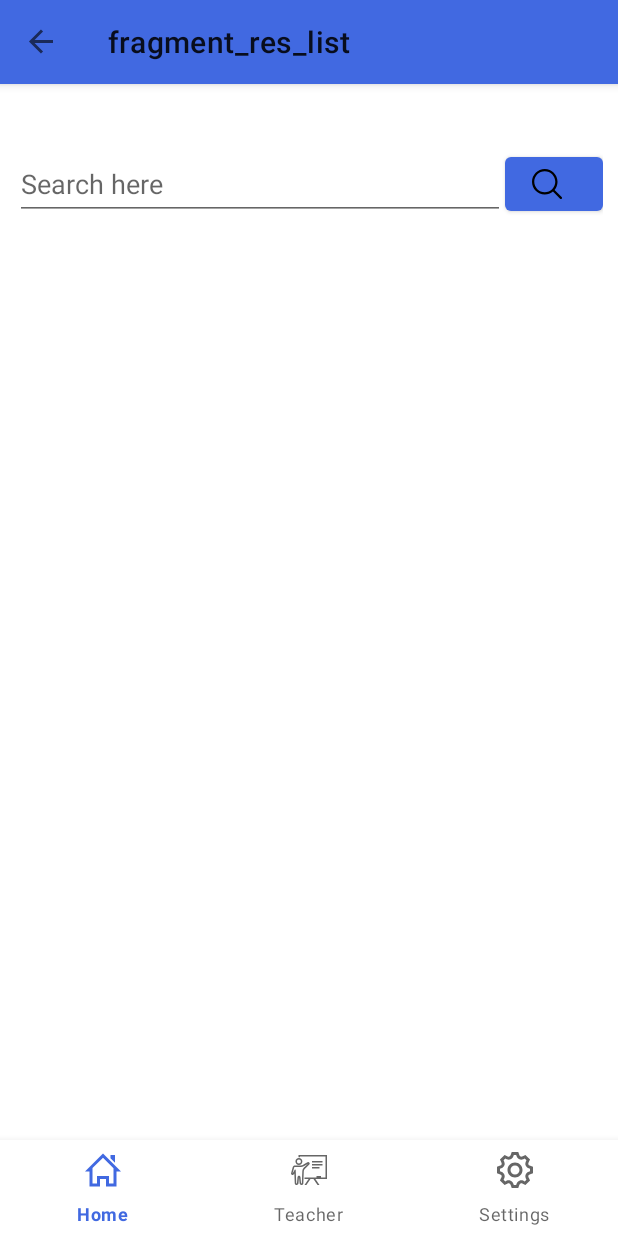
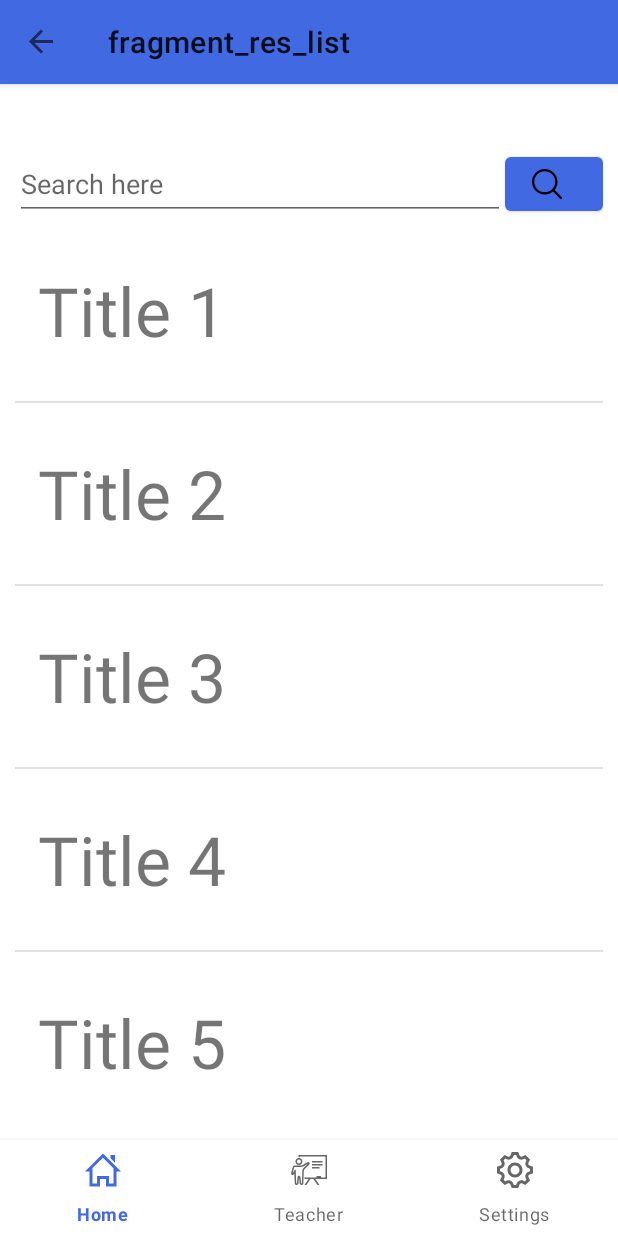
Before and after one commit to JerryFhuurr/bpr-front2, an Android app: the ResListFragment screen opened through its navigation route, on a phone screen of 412 x 824 dp. Run offline under Robolectric (Android 15) with nearby library versions, the phone set to English and light mode, and no system bars; our stand-ins replace navigation-ui; 1 statement that could not run was skipped.

Commit message:
add transfer: home-course-res list-detail

```diff
--- a/app/src/main/java/com/bpr/front2/home/user/course/CourseVideModel.java
+++ b/app/src/main/java/com/bpr/front2/home/user/course/CourseVideModel.java
@@ -2,9 +2,14 @@ package com.bpr.front2.home.user.course;
 
 import androidx.lifecycle.ViewModel;
 
+import com.bpr.front2.home.user.teacher.uploads.UploadItem;
+
+import java.util.ArrayList;
+
 public class CourseVideModel extends ViewModel {
 
     private CourseItem courseItem;
+    private ArrayList<UploadItem> uploadItems = new ArrayList<>();
 
     public void setCourseItem(CourseItem courseItem) {
         this.courseItem = courseItem;
@@ -14,4 +19,17 @@ public class CourseVideModel extends ViewModel {
         return courseItem;
     }
 
+    public ArrayList<UploadItem> getUploadItems() {
+        return uploadItems;
+    }
+
+    //TODO 后端完成后修改
+    public void setUploadItems() {
+        for (int i = 1; i <= 5; i++) {
+            UploadItem item = new UploadItem();
+            item.id = i;
+            item.title = "Title " + i; // 设置标题，你可以根据需要修改
+            uploadItems.add(item);
+        }
+    }
 }
--- a/app/src/main/java/com/bpr/front2/home/user/course/ResListFragment.java
+++ b/app/src/main/java/com/bpr/front2/home/user/course/ResListFragment.java
@@ -7,21 +7,43 @@ import android.os.Bundle;
 
 import androidx.fragment.app.Fragment;
 import androidx.lifecycle.ViewModelProvider;
+import androidx.navigation.fragment.NavHostFragment;
+import androidx.recyclerview.widget.DividerItemDecoration;
+import androidx.recyclerview.widget.LinearLayoutManager;
+import androidx.recyclerview.widget.RecyclerView;
+import androidx.swiperefreshlayout.widget.SwipeRefreshLayout;
 
+import android.os.Handler;
+import android.os.Looper;
 import android.util.Log;
 import android.view.LayoutInflater;
 import android.view.View;
 import android.view.ViewGroup;
 import android.widget.TextView;
+import android.widget.Toast;
 
 import com.bpr.front2.R;
+import com.bpr.front2.home.HomeFragment;
+import com.bpr.front2.home.user.teacher.uploadPage.FileViewModel;
+import com.bpr.front2.home.user.teacher.uploads.UploadItem;
+import com.bpr.front2.home.user.teacher.uploads.UploadsAdapter;
+
+import java.util.ArrayList;
 
 
 public class ResListFragment extends Fragment {
 
     private CourseVideModel courseVideModel;
+    private FileViewModel fileViewModel;
+
     private TextView courseNameLabel;
     private CourseItem courseItem;
+    private RecyclerView uploadsR;
+    private SwipeRefreshLayout refresh;
+    private UploadsAdapter adapter;
+    private LinearLayoutManager layoutManager;
+    private Handler mHandler = new Handler(Looper.getMainLooper());
+    ArrayList<UploadItem> items = new ArrayList<>();
 
     public ResListFragment() {
         // Required empty public constructor
@@ -41,12 +63,63 @@ public class ResListFragment extends Fragment {
         View v = inflater.inflate(R.layout.fragment_res_list, container, false);
         courseVideModel = new ViewModelProvider(requireActivity(), new ViewModelProvider.NewInstanceFactory())
                 .get(CourseVideModel.class);
+        fileViewModel = new ViewModelProvider(requireActivity(), new ViewModelProvider.NewInstanceFactory())
+                .get(FileViewModel.class);
         courseNameLabel = v.findViewById(R.id.list_course_name);
+        courseItem = courseVideModel.getCourseItem();
+        courseNameLabel.setText(courseItem.getCourseName());
+        //TODO 后期修改
+        courseVideModel.setUploadItems();
+        items = courseVideModel.getUploadItems();
 
-        courseItem = courseVideModel.getCourseItem();
-        Log.i(TAG, "course:" + courseItem.getCourseName());
-        courseNameLabel.setText(courseItem.getCourseName());
+        uploadsR = v.findViewById(R.id.uploads_recycle);
+        refresh = v.findViewById(R.id.uploads_refresh);
+        adapter = new UploadsAdapter(items);
+        layoutManager = new LinearLayoutManager(getContext());
 
+        uploadsR.addItemDecoration(new DividerItemDecoration(getContext(),DividerItemDecoration.VERTICAL));
+        uploadsR.setLayoutManager(layoutManager);
+        uploadsR.setAdapter(adapter);
+
+        //点击事件
+        adapter.setOnItemClickListener(new UploadsAdapter.OnItemClickListener() {
+            @Override
+            public void onItemClick(View view, int position) {
+                UploadItem uploadItem = items.get(position);
+                Toast.makeText(getContext(), uploadItem.title, Toast.LENGTH_SHORT).show();
+                fileViewModel.setFileItem(uploadItem.title);
+                NavHostFragment.findNavController(ResListFragment.this).navigate(R.id.action_resListFragment_to_resDetailFragment);
+            }
+
+            @Override
+            public void onItemLongClick(View view, int position) {
+
+            }
+        });
+
+        // 下拉刷新
+        refresh.setOnRefreshListener(new SwipeRefreshLayout.OnRefreshListener() {
+            @Override
+            public void onRefresh() {
+                //刷新动画开始后 回调此方法
+
+                //设置可见
+                refresh.setRefreshing(true);
+
+                //向头部插入数据
+                //TODO 后端完成后修改为拉取数据
+                items = courseVideModel.getUploadItems();
+                uploadsR.setAdapter(adapter);
+
+                mHandler.postDelayed(new Runnable() {
+                    @Override
+                    public void run() {
+                        //模拟加载时间，设置不可见
+                        refresh.setRefreshing(false);
+                    }
+                }, 1000);
+            }
+        });
         return v;
     }
 }
--- a/app/src/main/res/navigation/main_nav_map.xml
+++ b/app/src/main/res/navigation/main_nav_map.xml
@@ -82,5 +82,17 @@
         <action
             android:id="@+id/action_resListFragment_to_homeFragment"
             app:destination="@id/homeFragment" />
+        <action
+            android:id="@+id/action_resListFragment_to_resDetailFragment"
+            app:destination="@id/resDetailFragment" />
+    </fragment>
+    <fragment
+        android:id="@+id/resDetailFragment"
+        android:name="com.bpr.front2.ResDetailFragment"
+        android:label="fragment_res_detail"
+        tools:layout="@layout/fragment_res_detail" >
+        <action
+            android:id="@+id/action_resDetailFragment_to_resListFragment"
+            app:destination="@id/resListFragment" />
     </fragment>
 </navigation>
```
Also changed, not shown: app/src/main/java/com/bpr/front2/ResDetailFragment.java (+12 -0 lines), app/src/main/java/com/bpr/front2/home/user/teacher/uploadPage/FileViewModel.java (added, +31 -0 lines).
